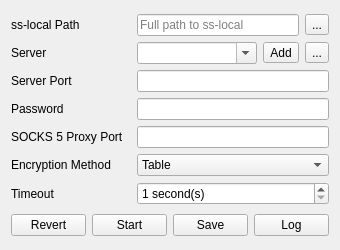
First picture: the form in mainwindow.ui, repository shadowsocks/shadowsocks-qt5, before the edit.
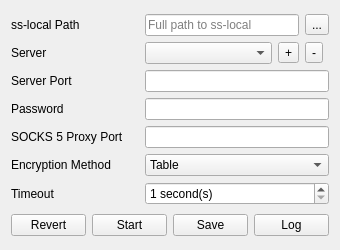
Second picture: the form after the edit. Icons and pictures are not drawn.

The edit to the form file:
```diff
--- a/mainwindow.ui
+++ b/mainwindow.ui
@@ -58,7 +58,7 @@
       <item row="1" column="2">
        <widget class="QToolButton" name="addProfileButton">
         <property name="text">
-         <string>Add</string>
+         <string>+</string>
         </property>
         <property name="icon">
          <iconset theme="list-add">
@@ -82,11 +82,7 @@
        </widget>
       </item>
       <item row="1" column="1">
-       <widget class="QComboBox" name="serverComboBox">
-        <property name="editable">
-         <bool>true</bool>
-        </property>
-       </widget>
+       <widget class="QComboBox" name="serverComboBox"/>
       </item>
       <item row="4" column="0">
        <widget class="QLabel" name="proxyPortLabel">
@@ -98,7 +94,7 @@
       <item row="1" column="3">
        <widget class="QToolButton" name="delProfileButton">
         <property name="text">
-         <string>...</string>
+         <string>-</string>
         </property>
         <property name="icon">
          <iconset theme="list-remove">
```
Left out of the diff: 4 changed lines with no effect on the pictures.
